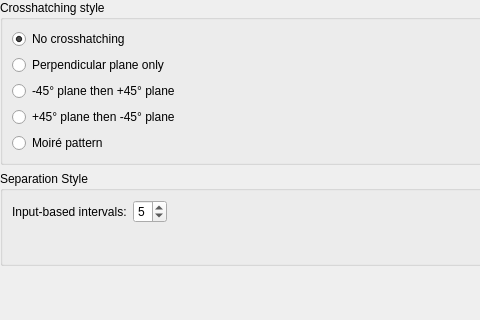
First picture: the form in krita/plugins/paintops/hatching/wdghatchingoptions.ui, repository KDE/krita, before the edit; both pictures show x 0 to 480 and y 130 to 450 of the 588 by 450 pixel window.
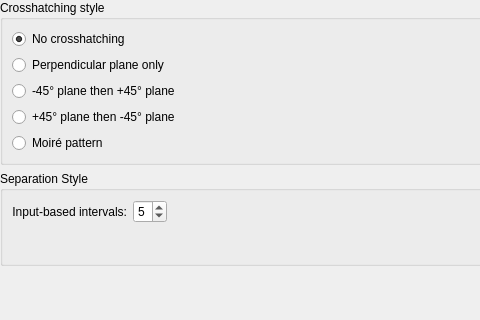
Second picture: the form after the edit. Custom widgets are drawn as their Qt base class.

Commit message:
Fix the alignment of labels in dialogs
Patch by Juan Palacios

Diff of the .ui file:
```diff
--- a/krita/plugins/paintops/hatching/wdghatchingoptions.ui
+++ b/krita/plugins/paintops/hatching/wdghatchingoptions.ui
@@ -368,6 +368,9 @@
         <property name="text">
          <string>Input-based intervals:</string>
         </property>
+        <property name="alignment">
+         <set>Qt::AlignRight|Qt::AlignTrailing|Qt::AlignVCenter</set>
+        </property>
        </widget>
       </item>
       <item row="0" column="1">
```
Left out of the diff: 11 changed lines with no effect on the pictures. The commit also changes 71 other files.
